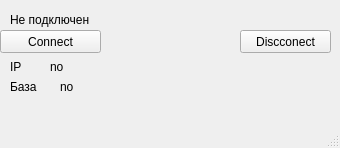
This is mydesigen.ui in iotnar/sql_proba as Qt 5 draws it before an edit. The edited form follows.
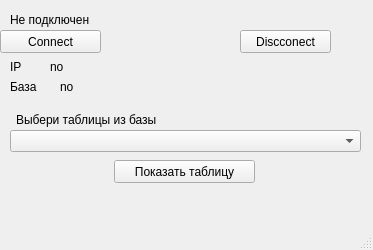
This is the edited form.

Commit message: создание базы данных на локальном хосте 30.10.2022 добавил функцию подключения 06.11.2022 не работает функция вывода базы 07.11.2022 создал функции подключения создания базы данных и вывода таблицы 07.11.2022 добавил файл с сылками 08.11.2022 создан файл с запросами 15.11.2022 исполюзуя qtdesigner созданны кнопки подключения и отключения от сервера

Diff of the .ui file:
```diff
--- a/mydesigen.ui
+++ b/mydesigen.ui
@@ -6,8 +6,8 @@
    <rect>
     <x>0</x>
     <y>0</y>
-    <width>340</width>
-    <height>148</height>
+    <width>373</width>
+    <height>250</height>
    </rect>
   </property>
   <property name="windowTitle">
@@ -105,6 +105,42 @@
      <string>no</string>
     </property>
    </widget>
+   <widget class="QComboBox" name="comboBox">
+    <property name="geometry">
+     <rect>
+      <x>10</x>
+      <y>130</y>
+      <width>351</width>
+      <height>22</height>
+     </rect>
+    </property>
+   </widget>
+   <widget class="QLabel" name="label_6">
+    <property name="geometry">
+     <rect>
+      <x>16</x>
+      <y>110</y>
+      <width>341</width>
+      <height>20</height>
+     </rect>
+    </property>
+    <property name="text">
+     <string>Выбери таблицы из базы</string>
+    </property>
+   </widget>
+   <widget class="QPushButton" name="pushButton_3">
+    <property name="geometry">
+     <rect>
+      <x>114</x>
+      <y>160</y>
+      <width>141</width>
+      <height>23</height>
+     </rect>
+    </property>
+    <property name="text">
+     <string>Показать таблицу</string>
+    </property>
+   </widget>
   </widget>
   <widget class="QMenuBar" name="menubar">
    <property name="geometry">
```
Left out of the diff: 2 changed lines with no effect on the pictures. The commit also changes 5 other files.
